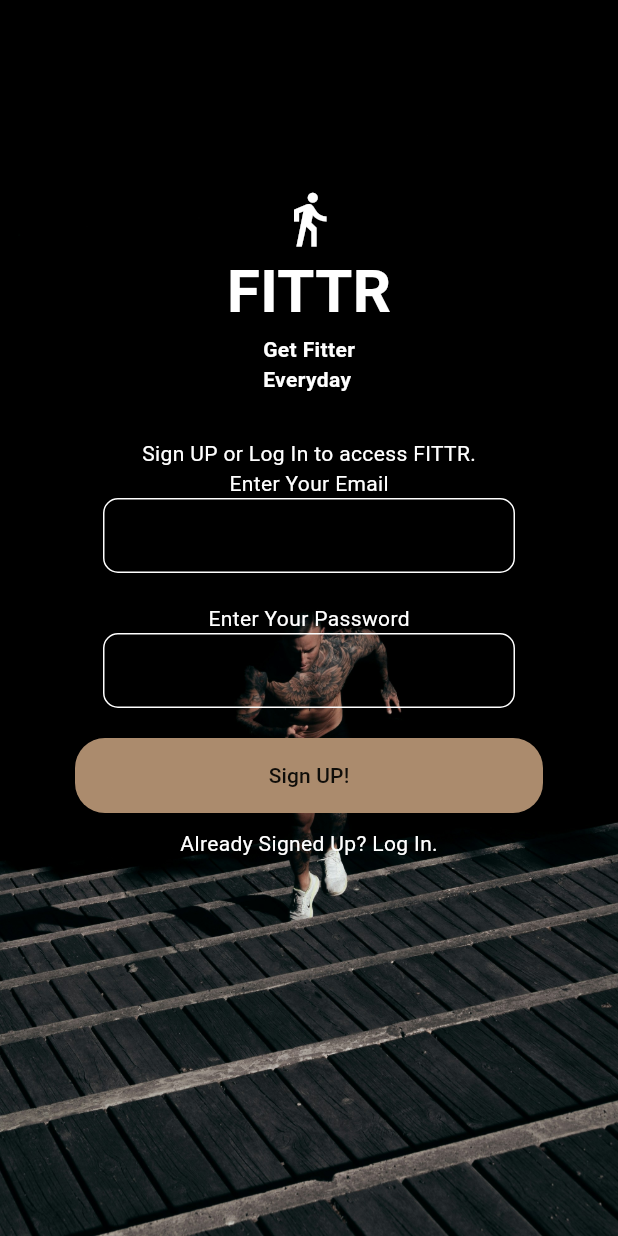
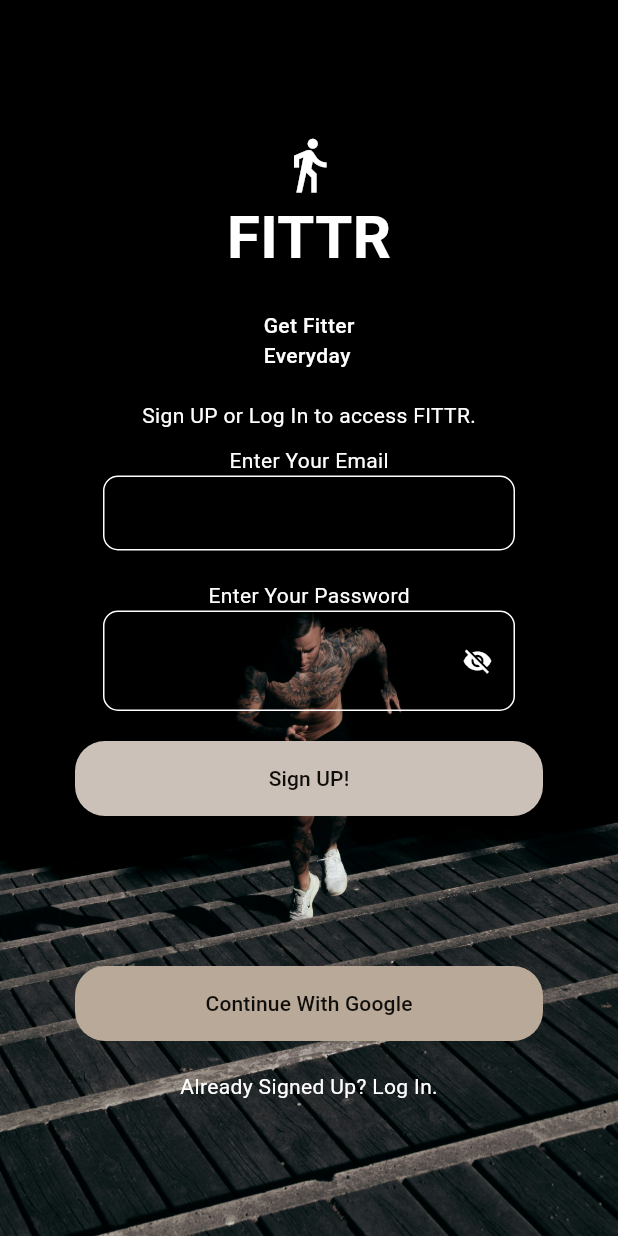
Before and after one commit to AgrwalNipun/fitness_app1, a Flutter app: the screen it shows after launch, on a phone screen of 412 x 824 dp. Run offline on Flutter 3.47's test engine with Material 3 defaults, Android fonts, the phone set to English and light mode, and no system bars; our stand-ins replace cloud_firestore, either_dart, firebase_auth, firebase_core, fl_chart, flutter_riverpod and 1 more; accounts and stored records are empty.

Commit message:
updated login screen

```diff
--- a/lib/main.dart
+++ b/lib/main.dart
@@ -1,12 +1,8 @@
-import 'dart:convert';
-
-import 'package:cloud_firestore/cloud_firestore.dart';
 import 'package:firebase_auth/firebase_auth.dart';
 import 'package:firebase_core/firebase_core.dart';
 import 'package:fitness_app/services_firebase/firebase_options.dart';
 import 'package:fitness_app/pages/login_page.dart';
 import 'package:flutter/material.dart';
-import 'package:flutter/services.dart';
 import 'package:flutter_riverpod/flutter_riverpod.dart';
 import 'pages/homepage.dart';
 
--- a/lib/pages/login_page.dart
+++ b/lib/pages/login_page.dart
@@ -16,9 +16,11 @@ class _LoginPageState extends State<LoginPage> {
   final GlobalKey<ScaffoldMessengerState> _scaffoldMessengerKey =
       GlobalKey<ScaffoldMessengerState>();
 
+  bool _isPasswordVisible = false;
+  FocusNode focusNode = FocusNode();
+
   Future<String> signUp(WidgetRef ref) async {
     if (emailController.text.isEmpty || passwordController.text.isEmpty) {
-      print('Enter Mail and password both');
       return "Enter Mail and password both";
     } else {
       final res = await createUserWithMailAndPassword(
@@ -36,11 +38,14 @@ class _LoginPageState extends State<LoginPage> {
       (value) => _scaffoldMessengerKey.currentState!.showSnackBar(
         SnackBar(
           behavior: SnackBarBehavior.floating,
-          shape:RoundedRectangleBorder(borderRadius: BorderRadius.circular(10)),
+          shape: RoundedRectangleBorder(
+            borderRadius: BorderRadius.circular(10),
+          ),
           margin: EdgeInsets.all(10),
           backgroundColor: Colors.white,
           // padding: EdgeInsets.all(10),
-          content: Text(value,style: TextStyle(color: Colors.black),)),
+          content: Text(value, style: TextStyle(color: Colors.black)),
+        ),
       ),
     );
   }
@@ -61,15 +66,9 @@ class _LoginPageState extends State<LoginPage> {
           ),
           child: Center(
             child: Column(
-              mainAxisAlignment: MainAxisAlignment.center,
               children: [
-                Expanded(flex: 2, child: SizedBox()),
-
+                SizedBox(height: 90),
                 Icon(Icons.directions_walk, size: 40, color: Colors.white),
-                Expanded(
-                  flex: 2,
-                  child: Column(
-                    children: [
                 Text(
                   "FITTR",
                   style: TextStyle(
@@ -78,21 +77,20 @@ class _LoginPageState extends State<LoginPage> {
                     color: Colors.white,
                   ),
                 ),
+                SizedBox(height: 20),
                 Text(
                   "Get Fitter\nEveryday",
                   style: TextStyle(
-                          fontWeight: FontWeight.w600,
+                    fontWeight: FontWeight.w500,
                     color: Colors.white,
                   ),
                 ),
-                    ],
-                  ),
-                ),
+                SizedBox(height: 20),
                 Text(
                   "Sign UP or Log In to access FITTR.",
                   style: TextStyle(color: Colors.white),
                 ),
-
+                SizedBox(height: 10),
                 Text("Enter Your Email", style: TextStyle(color: Colors.white)),
                 Container(
                   width: MediaQuery.of(context).size.width / 1.5,
@@ -122,26 +120,57 @@ class _LoginPageState extends State<LoginPage> {
                     border: Border.all(color: Colors.white),
                     borderRadius: BorderRadius.circular(10),
                   ),
-                  child: TextField(
+                  child: Consumer(
+                    builder:
+                        (context, ref, child) => TextField(
                           showCursor: false,
                           style: TextStyle(color: Colors.white, fontSize: 30),
                           textAlign: TextAlign.center,
                           controller: passwordController,
+
+                          // readOnly: _readPassword,
+                          // focusNode: focusNode,
                           decoration: InputDecoration(
-                      contentPadding: EdgeInsets.symmetric(horizontal: 10),
+                            contentPadding: EdgeInsets.symmetric(
+                              horizontal: 10,
+                              vertical: 10,
+                            ),
                             border: InputBorder.none,
+                            suffixIcon: IconButton(
+                              onPressed: () {
+                                setState(() {
+                                  _isPasswordVisible = !_isPasswordVisible;
+                                });
+                              },
+                              icon:
+                                  _isPasswordVisible
+                                      ? Icon(
+                                        Icons.visibility,
+                                        color: Colors.white,
+                                        size: 20,
+                                      )
+                                      : Icon(
+                                        Icons.visibility_off,
+                                        color: Colors.white,
+                                        size: 20,
                                       ),
-                    obscureText: true,
+                            ),
+                          ),
+                          onSubmitted: (value) {
+                            focusNode.requestFocus(FocusNode());
+                            setState(() {});
+                            showSnackBarAfterSignUp(ref);
+                          },
+                          obscureText: !_isPasswordVisible,
+                        ),
                   ),
                 ),
                 SizedBox(height: 20),
-
                 Container(
                   width: MediaQuery.of(context).size.width - 100,
-
                   height: 50,
                   decoration: BoxDecoration(
-                    color: Color.fromRGBO(171, 139, 109, 1),
+                    color: Color.fromRGBO(203, 193, 184, 1),
                     borderRadius: BorderRadius.circular(20),
                   ),
                   child: Consumer(
@@ -161,12 +190,36 @@ class _LoginPageState extends State<LoginPage> {
                         ),
                   ),
                 ),
-                SizedBox(height: 10),
+                SizedBox(height: 100),
+                Container(
+                  width: MediaQuery.of(context).size.width - 100,
+                  height: 50,
+                  decoration: BoxDecoration(
+                    color: Color.fromRGBO(185, 169, 153, 1),
+                    borderRadius: BorderRadius.circular(20),
+                  ),
+                  child: Consumer(
+                    builder:
+                        (context, ref, child) => TextButton(
+                          onPressed: () {
+                            showSnackBarAfterSignUp(ref);
+                          },
+                          child: Center(
+                            child: Text(
+                              "Continue With Google",
+                              style: TextStyle(
+                                color: Color.fromRGBO(15, 13, 9, 1),
+                              ),
+                            ),
+                          ),
+                        ),
+                  ),
+                ),
+                SizedBox(height: 20,),
                 Text(
                   "Already Signed Up? Log In.",
                   style: TextStyle(color: Colors.white),
                 ),
-                Expanded(flex: 4, child: SizedBox()),
               ],
             ),
           ),
```
Lines whose indentation alone changed are shown as unchanged.
